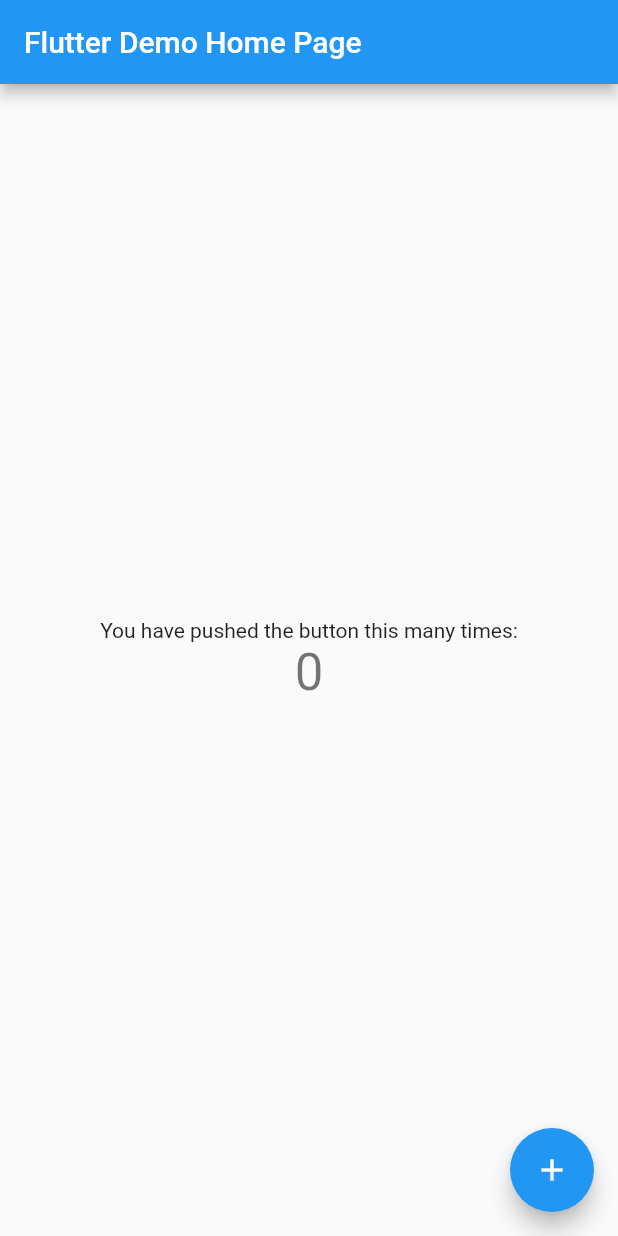
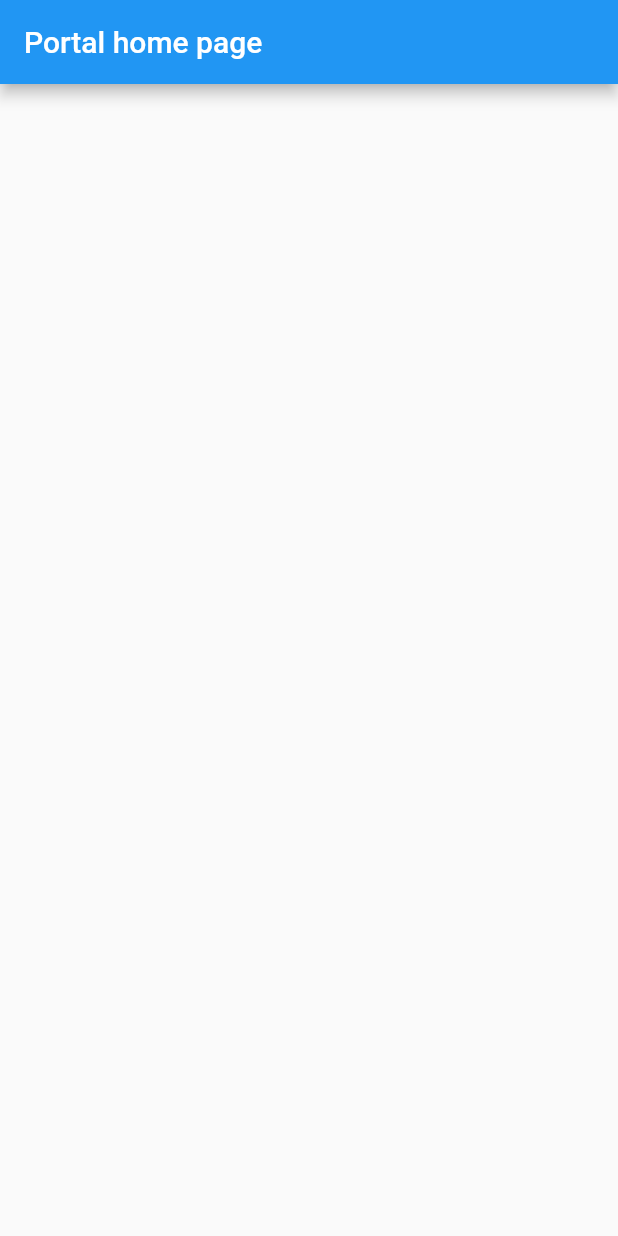
Before and after one commit to dhis2-club-tanzania/dhis2-health-portal, a Flutter app: the screen it shows after launch, on a phone screen of 412 x 824 dp. Run offline on Flutter 3.47's test engine with Material 2 defaults, Android fonts, the phone set to English and light mode, and no system bars.

Commit message:
add home page

```diff
--- /dev/null
+++ b/lib/home/home.dart
@@ -0,0 +1,28 @@
+import 'package:flutter/cupertino.dart';
+import 'package:flutter/material.dart';
+
+class HomePage extends StatefulWidget {
+
+  @override
+  _HomePageState createState() => _HomePageState();
+}
+
+class _HomePageState extends State {
+  @override
+  Widget build(BuildContext context) {
+    // This method is rerun every time setState is called, for instance as done
+    // by the _incrementCounter method above.
+    //
+    // The Flutter framework has been optimized to make rerunning build methods
+    // fast, so that you can just rebuild anything that needs updating rather
+    // than having to individually change instances of widgets.
+    return Scaffold(
+        appBar: AppBar(
+          // Here we take the value from the MyHomePage object that was created by
+          // the App.build method, and use it to set our appbar title.
+          title: Text('Portal home page'),
+        ),
+        body: Center()
+    );
+  }
+}
--- a/lib/main.dart
+++ b/lib/main.dart
@@ -1,3 +1,4 @@
+import 'package:dhis2_health_portal/home/home.dart';
 import 'package:flutter/material.dart';
 
 void main() {
@@ -9,7 +10,6 @@
   @override
   Widget build(BuildContext context) {
     return MaterialApp(
-      title: 'Flutter Demo',
       theme: ThemeData(
         // This is the theme of your application.
         //
@@ -22,92 +22,7 @@
         // is not restarted.
         primarySwatch: Colors.blue,
       ),
-      home: MyHomePage(title: 'Flutter Demo Home Page'),
+      home: HomePage(),
     );
   }
 }
-
-class MyHomePage extends StatefulWidget {
-  MyHomePage({Key key, this.title}) : super(key: key);
-
-  // This widget is the home page of your application. It is stateful, meaning
-  // that it has a State object (defined below) that contains fields that affect
-  // how it looks.
-
-  // This class is the configuration for the state. It holds the values (in this
-  // case the title) provided by the parent (in this case the App widget) and
-  // used by the build method of the State. Fields in a Widget subclass are
-  // always marked "final".
-
-  final String title;
-
-  @override
-  _MyHomePageState createState() => _MyHomePageState();
-}
-
-class _MyHomePageState extends State<MyHomePage> {
-  int _counter = 0;
-
-  void _incrementCounter() {
-    setState(() {
-      // This call to setState tells the Flutter framework that something has
-      // changed in this State, which causes it to rerun the build method below
-      // so that the display can reflect the updated values. If we changed
-      // _counter without calling setState(), then the build method would not be
-      // called again, and so nothing would appear to happen.
-      _counter++;
-    });
-  }
-
-  @override
-  Widget build(BuildContext context) {
-    // This method is rerun every time setState is called, for instance as done
-    // by the _incrementCounter method above.
-    //
-    // The Flutter framework has been optimized to make rerunning build methods
-    // fast, so that you can just rebuild anything that needs updating rather
-    // than having to individually change instances of widgets.
-    return Scaffold(
-      appBar: AppBar(
-        // Here we take the value from the MyHomePage object that was created by
-        // the App.build method, and use it to set our appbar title.
-        title: Text(widget.title),
-      ),
-      body: Center(
-        // Center is a layout widget. It takes a single child and positions it
-        // in the middle of the parent.
-        child: Column(
-          // Column is also a layout widget. It takes a list of children and
-          // arranges them vertically. By default, it sizes itself to fit its
-          // children horizontally, and tries to be as tall as its parent.
-          //
-          // Invoke "debug painting" (press "p" in the console, choose the
-          // "Toggle Debug Paint" action from the Flutter Inspector in Android
-          // Studio, or the "Toggle Debug Paint" command in Visual Studio Code)
-          // to see the wireframe for each widget.
-          //
-          // Column has various properties to control how it sizes itself and
-          // how it positions its children. Here we use mainAxisAlignment to
-          // center the children vertically; the main axis here is the vertical
-          // axis because Columns are vertical (the cross axis would be
-          // horizontal).
-          mainAxisAlignment: MainAxisAlignment.center,
-          children: <Widget>[
-            Text(
-              'You have pushed the button this many times:',
-            ),
-            Text(
-              '$_counter',
-              style: Theme.of(context).textTheme.headline4,
-            ),
-          ],
-        ),
-      ),
-      floatingActionButton: FloatingActionButton(
-        onPressed: _incrementCounter,
-        tooltip: 'Increment',
-        child: Icon(Icons.add),
-      ), // This trailing comma makes auto-formatting nicer for build methods.
-    );
-  }
-}
```
